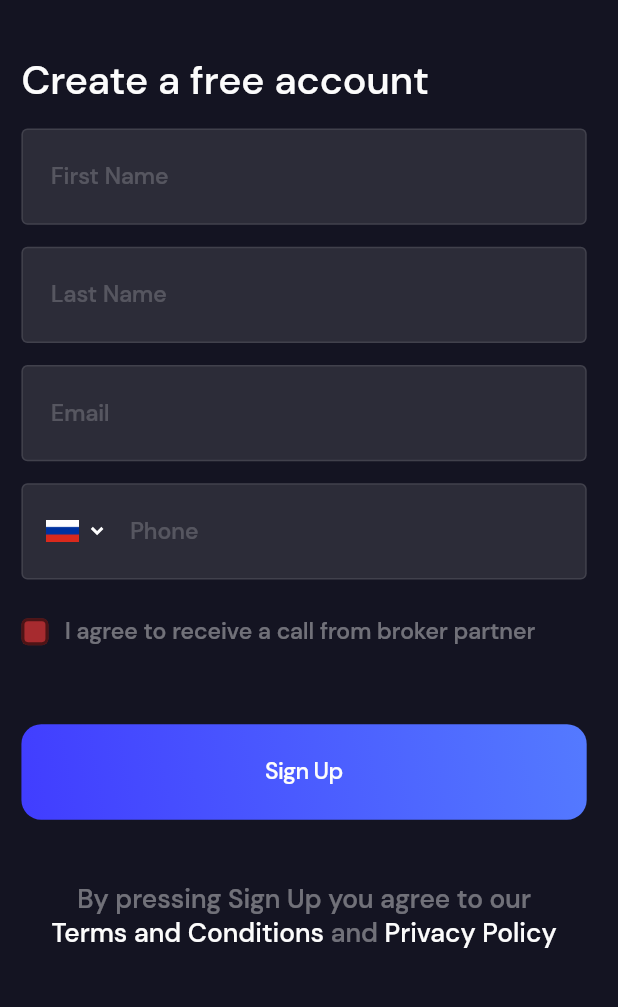
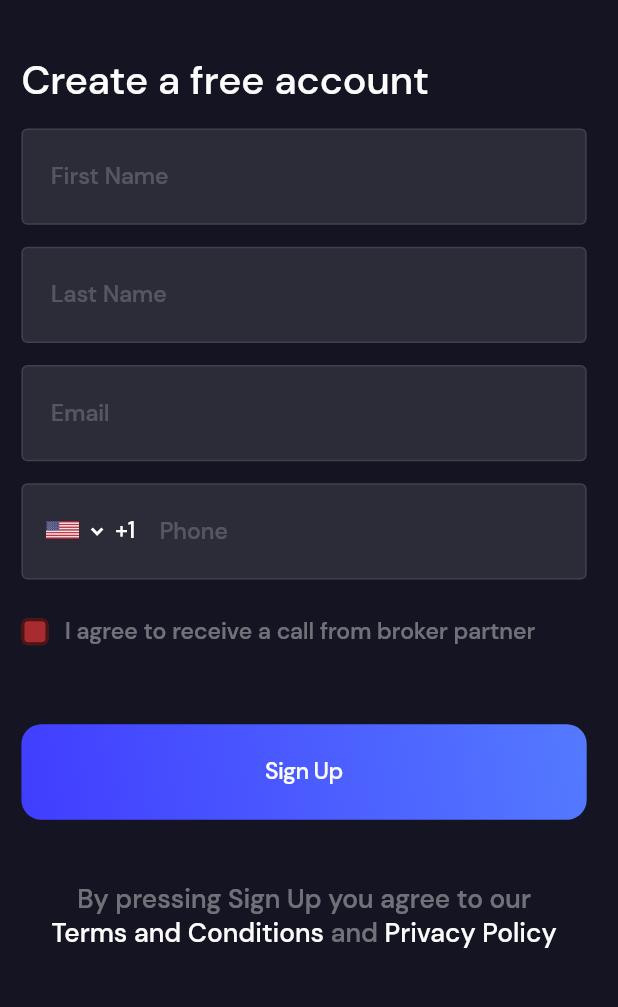
Before and after one commit to crtdevapplications/cryptoSignal, a Flutter app: the screen it shows after launch, on a phone screen of 412 x 824 dp, the part 104-1111 px from its top. Run offline on Flutter 3.47's test engine with Material 2 defaults, Android fonts, the phone set to English and light mode, and no system bars; our stand-ins replace cloud_firestore, firebase_analytics, firebase_auth, firebase_core, firebase_crashlytics, firebase_remote_config and 4 more; missing offline and left inert: libphonenumber; accounts and stored records are empty; generated files the repository leaves out were written again; network calls fail.

Commit message:
fixed login page issues (all of them hopefully)

```diff
--- a/lib/constants.dart
+++ b/lib/constants.dart
@@ -78,6 +78,7 @@ ThemeData textFieldThemeData = ThemeData(
   ),
   inputDecorationTheme: InputDecorationTheme(
     fillColor: toggleButtonBorderColor,
+
     // errorStyle: errorStyle,
     filled: true,
     disabledBorder: OutlineInputBorder(
--- a/lib/main.dart
+++ b/lib/main.dart
@@ -38,10 +38,14 @@ class MyApp extends StatelessWidget {
                   DefaultWidgetsLocalizations.delegate,
                   DefaultMaterialLocalizations.delegate,
                 ],
-                home: Consumer<AuthService>(
-                  builder: (_, auth, __) =>
-                      // auth.isSignedIn ? LoginPage() :  LoginPage() ,
-            auth.isSignedIn ? HomePage() :  LoginPage() ,
+                home: Builder(
+                  builder: (context) {
+                    return Consumer<AuthService>(
+                      builder: (_, auth, __) =>
+                              auth.isSignedIn ?  HomePage() : LoginPage() ,
+                          // auth.isSignedIn ? HomePage() :  LoginPage(),
+                    );
+                  }
                 ),
                 debugShowCheckedModeBanner: false,
               ),
--- a/lib/pages/login_page/create_acc_page.dart
+++ b/lib/pages/login_page/create_acc_page.dart
@@ -1,5 +1,4 @@
 import 'package:crypto_signal_app/home_page.dart';
-import 'package:crypto_signal_app/loading_widget.dart';
 import 'package:firebase_analytics/firebase_analytics.dart';
 import 'package:flutter/cupertino.dart';
 import 'package:flutter/gestures.dart';
@@ -11,6 +10,7 @@ import 'package:crypto_signal_app/pages/settings/privacy_policy_page.dart';
 import 'package:crypto_signal_app/pages/login_page/login_page_text_forms.dart';
 import 'package:hive/hive.dart';
 import 'package:hive_flutter/hive_flutter.dart';
+import 'package:provider/provider.dart';
 import '../../auth_service.dart';
 import '../../user.dart';
 import 'package:http/http.dart' as http;
@@ -24,15 +24,14 @@ class CreateAccPage extends StatefulWidget {
 
 class _CreateAccPageState extends State<CreateAccPage>
     with AutomaticKeepAliveClientMixin {
+
   bool isLoading = false;
-  final AuthService _authService = AuthService();
   late String _password;
   late String _uid;
   late String _leadIP;
+  late AuthService _authService;
   late final Future<String?> ipResponseFuture;
   final GlobalKey<FormState> _createAccPageFormKey = GlobalKey<FormState>();
-  final GlobalKey<ScaffoldMessengerState> _snackBarKey =
-      GlobalKey<ScaffoldMessengerState>();
   final List<Widget> _createAccPageTextForms = <Widget>[
     buildFirstName(),
     buildLastName(),
@@ -43,15 +42,15 @@ class _CreateAccPageState extends State<CreateAccPage>
 
   @override
   void initState() {
-    _password = _authService.generatePassword();
-    ipResponseFuture = _authService.getIP();
+    _password = generatePassword();
+    ipResponseFuture = getIP();
     super.initState();
   }
 
-
   @override
   Widget build(BuildContext context) {
-    return isLoading == true ? const LoadingWidget() : Container(
+    _authService = Provider.of<AuthService>(context);
+    return Container(
             child: SingleChildScrollView(
               physics: const ClampingScrollPhysics(),
               child: Column(
@@ -156,7 +155,7 @@ class _CreateAccPageState extends State<CreateAccPage>
                                 style: textButtonStyle,
                               ),
                               padding: EdgeInsets.zero,
-                        onPressed: ()  {
+                              onPressed: () {
                                 createAccPageActions(isChecked);
                               }),
                           decoration: BoxDecoration(
@@ -178,7 +177,8 @@ class _CreateAccPageState extends State<CreateAccPage>
                             textAlign: TextAlign.center,
                             text: TextSpan(style: textStyleShaded, children: [
                               const TextSpan(
-                            text: 'By pressing Sign Up you agree to our\n'),
+                                  text:
+                                      'By pressing Sign Up you agree to our\n'),
                               TextSpan(
                                   text: 'Terms and Conditions',
                                   style: textStyleWhite,
@@ -216,19 +216,21 @@ class _CreateAccPageState extends State<CreateAccPage>
           );
   }
 
-  void createAccPageActions(bool isChecked) async{
+  void createAccPageActions(bool isChecked) async {
     if (isChecked == true) {
-      if (!_createAccPageFormKey.currentState!
-          .validate()) {
+      if (!_createAccPageFormKey.currentState!.validate()) {
         return;
       } else {
-        setState(() { isLoading = true; });
+        setState(() {
+          isLoading = true;
+        });
         _createAccPageFormKey.currentState!.save();
         _leadIP = (await ipResponseFuture)!;
+        try {
           await _authService
-            .registerWithEmail(
-            signUpList.elementAt(2), _password)
+              .registerWithEmail(signUpList.elementAt(2), _password)
               .then((value) => _uid = value);
+        } catch (e) {}
         AppUser user = AppUser(
             firstName: signUpList.elementAt(0),
             lastName: signUpList.elementAt(1),
@@ -247,14 +249,11 @@ class _CreateAccPageState extends State<CreateAccPage>
         await _authService.updateUserData(user, _uid);
         //email = ssfw@er.ru
         //password = cc2t+5W%6T
-        FirebaseAnalytics().logEvent(
-            name: 'new_account_created',
-            parameters: null);
+        FirebaseAnalytics()
+            .logEvent(name: 'new_account_created', parameters: null);
         signUpList.clear();
-
       }
     } else {}
-
   }
 
   @override
--- a/lib/pages/login_page/login_page.dart
+++ b/lib/pages/login_page/login_page.dart
@@ -5,6 +5,9 @@ import 'package:crypto_signal_app/constants.dart';
 import 'package:crypto_signal_app/pages/login_page/create_acc_page.dart';
 import 'package:crypto_signal_app/pages/login_page/sign_in_page.dart';
 import 'package:crypto_signal_app/pages/login_page/login_page_tabbar.dart';
+import 'package:provider/provider.dart';
+
+import '../../auth_service.dart';
 
 class LoginPage extends StatefulWidget {
   const LoginPage({Key? key}) : super(key: key);
@@ -12,6 +15,7 @@ class LoginPage extends StatefulWidget {
   @override
   _LoginPageState createState() => _LoginPageState();
 }
+
 class _LoginPageState extends State<LoginPage> {
   @override
   void initState() {
@@ -20,6 +24,24 @@ class _LoginPageState extends State<LoginPage> {
 
   @override
   Widget build(BuildContext context) {
-    return const LoginPageTabBar();
+    AuthService _authService = Provider.of<AuthService>(context);
+    return Consumer<AuthService>(builder: (_, auth, __) {
+      return Stack(
+        children: [
+          LoginPageTabBar(),
+          if (_authService.isLoading == true)
+            Container(
+                decoration: BoxDecoration(color: Color.fromRGBO(0, 0, 0, 0.6)),
+                child: Center(child: SizedBox(
+                  height: 120.r,
+                  width: 120.r,
+                  child: CircularProgressIndicator(
+                    strokeWidth: 7.w,
+                    color: Colors.white,
+                  ),
+                )))
+        ],
+      );
+    });
   }
 }
--- a/lib/pages/login_page/login_page_tabbar.dart
+++ b/lib/pages/login_page/login_page_tabbar.dart
@@ -1,9 +1,11 @@
+import 'package:crypto_signal_app/auth_service.dart';
 import 'package:flutter/cupertino.dart';
 import 'package:flutter/material.dart';
 import 'package:flutter_screenutil/flutter_screenutil.dart';
 import 'package:crypto_signal_app/constants.dart';
 import 'package:crypto_signal_app/pages/login_page/sign_in_page.dart';
 import 'package:crypto_signal_app/pages/login_page/create_acc_page.dart';
+import 'package:provider/provider.dart';
 
 class LoginPageTabBar extends StatefulWidget {
   const LoginPageTabBar({Key? key}) : super(key: key);
@@ -81,7 +83,7 @@ class _LoginPageTabBarState extends State<LoginPageTabBar> with TickerProviderSt
                   ),
                 ),
                  Expanded(
-                  child: TabBarView(
+                  child:  TabBarView(
                       controller: _tabController,
                       physics: const NeverScrollableScrollPhysics(),
                       children: [
--- a/lib/pages/login_page/login_page_text_forms.dart
+++ b/lib/pages/login_page/login_page_text_forms.dart
@@ -4,6 +4,7 @@ import 'package:flutter/material.dart';
 import 'package:flutter_screenutil/flutter_screenutil.dart';
 import 'package:crypto_signal_app/constants.dart';
 import 'package:flutter_svg/flutter_svg.dart';
+import 'dart:ui' as ui;
 import 'package:crypto_signal_app/user.dart';
 import 'package:crypto_signal_app/pages/login_page/sign_in_page.dart';
 import 'package:crypto_signal_app/pages/login_page/create_acc_page.dart';
@@ -90,6 +91,10 @@ class _buildPhoneNumberState extends State<buildPhoneNumber> {
 
   @override
   void initState() {
+    String userLocale = ui.window.locale.countryCode!;
+    if(userLocale.isNotEmpty || userLocale != ''){
+      choosedCountry = [userLocale, list.where((element) => element.alpha_2_code == userLocale).first.dial_code];
+    }
     super.initState();
   }
   @override
@@ -102,9 +107,8 @@ class _buildPhoneNumberState extends State<buildPhoneNumber> {
 
   @override
   Widget build(BuildContext context) {
-    return Stack(
-      children: [
-        TextFormField(
+    return TextFormField(
+      onTap: (){},
       cursorHeight: 22.sp,
       onChanged: (value) async {
         bool? isValid =  await PhoneNumberUtil.isValidPhoneNumber(phoneNumber: value, isoCode: choosedCountry.elementAt(0));
@@ -113,9 +117,41 @@ class _buildPhoneNumberState extends State<buildPhoneNumber> {
       },
       keyboardType: TextInputType.phone,
       decoration: InputDecoration(
+        prefixIcon:   CupertinoButton(
+          padding: EdgeInsets.symmetric(vertical: 16.h, horizontal: 15.w),
+          child: Row(
+            mainAxisSize: MainAxisSize.min,
+            mainAxisAlignment: MainAxisAlignment.start,
+            crossAxisAlignment: CrossAxisAlignment.start,
+            children: [
+              Image.asset(
+                'assets/flags/' + choosedCountry.elementAt(0).toLowerCase() + '.png',
+                width: 20.r,
+                height: 20.r,
+              ),
+              Align(child: SvgPicture.asset('assets/dropdown.svg')),
+              Padding(
+                padding:  EdgeInsets.only(top: 1.h),
+                child: Text(choosedCountry.elementAt(1).toLowerCase(), style: textButtonStyle,),
+              )
+            ],
+          ),
+          onPressed: () async {
+            List<String>? choosedCountryTest = await showPhonePickerBottomSheet(context);
+            if(choosedCountryTest != null){
+              choosedCountry = choosedCountryTest;
+            }
+            setState(() {
+            });
+          },
+        ),
+        prefixIconConstraints: BoxConstraints(
+          minWidth: 20.r,
+          minHeight: 20.r,
+        ),
         hintText: 'Phone',
         contentPadding:
-                EdgeInsets.fromLTRB(66.w, 18.h, 18.w, 18.h),
+            EdgeInsets.fromLTRB(18.w, 18.h, 18.w, 18.h),
       ),
       validator: (String? value) {
         // bool isValid = PhoneNumber.parse(choosedCountry.elementAt(1)+value!).isValid;
@@ -130,35 +166,6 @@ class _buildPhoneNumberState extends State<buildPhoneNumber> {
       onSaved: (String? value) {
         signUpList.add(value.toString());
       },
-        ),
-        Align(
-          alignment: Alignment.centerLeft,
-          child: CupertinoButton(
-            padding: EdgeInsets.symmetric(vertical: 16.h, horizontal: 15.w),
-            child: Container(
-              width: 44.w,
-              child: Row(
-                children: [
-                  Image.asset(
-                    'assets/flags/' + choosedCountry.elementAt(0).toLowerCase() + '.png',
-                    width: 20.r,
-                    height: 20.r,
-                  ),
-                  SvgPicture.asset('assets/dropdown.svg'),
-                ],
-              ),
-            ),
-            onPressed: () async {
-              List<String>? choosedCountryTest = await showPhonePickerBottomSheet(context);
-              if(choosedCountryTest != null){
-                choosedCountry = choosedCountryTest;
-              }
-              setState(() {
-              });
-            },
-          ),
-        ),
-      ],
     );
   }
 }
--- a/lib/pages/login_page/phonecode_picker.dart
+++ b/lib/pages/login_page/phonecode_picker.dart
@@ -65,6 +65,7 @@ class _PhonecodePickerState extends State<PhonecodePicker> {
                             ),
                           ),
                           TextField(
+                            autofocus: true,
                             onChanged: (value) {
                               filterSearchResults(value);
                             },
@@ -156,7 +157,7 @@ class _PhonecodePickerState extends State<PhonecodePicker> {
     if (query.isNotEmpty) {
       List<PhoneCode> dummyListData = [];
       dummySearchList.forEach((item) {
-        if (item.en_short_name.toLowerCase().contains(query)) {
+        if (item.en_short_name.toLowerCase().contains(query) || item.alpha_3_code.toLowerCase().contains(query)) {
           dummyListData.add(item);
         }
       });
@@ -190,7 +191,7 @@ Future<List<String>?> showPhonePickerBottomSheet(BuildContext context) async {
           padding:
               EdgeInsets.only(bottom: MediaQuery.of(context).viewInsets.bottom),
           child: Container(
-            height: MediaQuery.of(context).size.height / 3,
+            height: MediaQuery.of(context).size.height / 2.5,
             child: PhonecodePicker(),
           ),
         );
--- a/lib/pages/login_page/sign_in_page.dart
+++ b/lib/pages/login_page/sign_in_page.dart
@@ -7,6 +7,7 @@ import 'package:firebase_analytics/firebase_analytics.dart';
 import 'package:flutter_screenutil/flutter_screenutil.dart';
 import 'package:crypto_signal_app/constants.dart';
 import 'package:crypto_signal_app/pages/login_page/login_page_text_forms.dart';
+import 'package:provider/provider.dart';
 
 import '../../auth_service.dart';
 
@@ -20,7 +21,6 @@ class SignInPage extends StatefulWidget {
 class _SignInPageState extends State<SignInPage>
     with AutomaticKeepAliveClientMixin {
   final GlobalKey<FormState> _signInPageFormKey = GlobalKey<FormState>();
-  final AuthService _authService = AuthService();
   late String _uid;
   final List<Widget> _signInTextForms = <Widget>[
     buildLogin(),
@@ -29,6 +29,7 @@ class _SignInPageState extends State<SignInPage>
 
   @override
   Widget build(BuildContext context) {
+    final AuthService _authService = Provider.of<AuthService>(context);
     return Container(
       child: Padding(
         padding: EdgeInsets.fromLTRB(13.w, 16.h, 19.w, 0),
```
Also changed, not shown: lib/auth_service.dart (+29 -26 lines), lib/loading_widget.dart (deleted, +0 -20 lines), 1 other file. Lines whose indentation alone changed are shown as unchanged.
